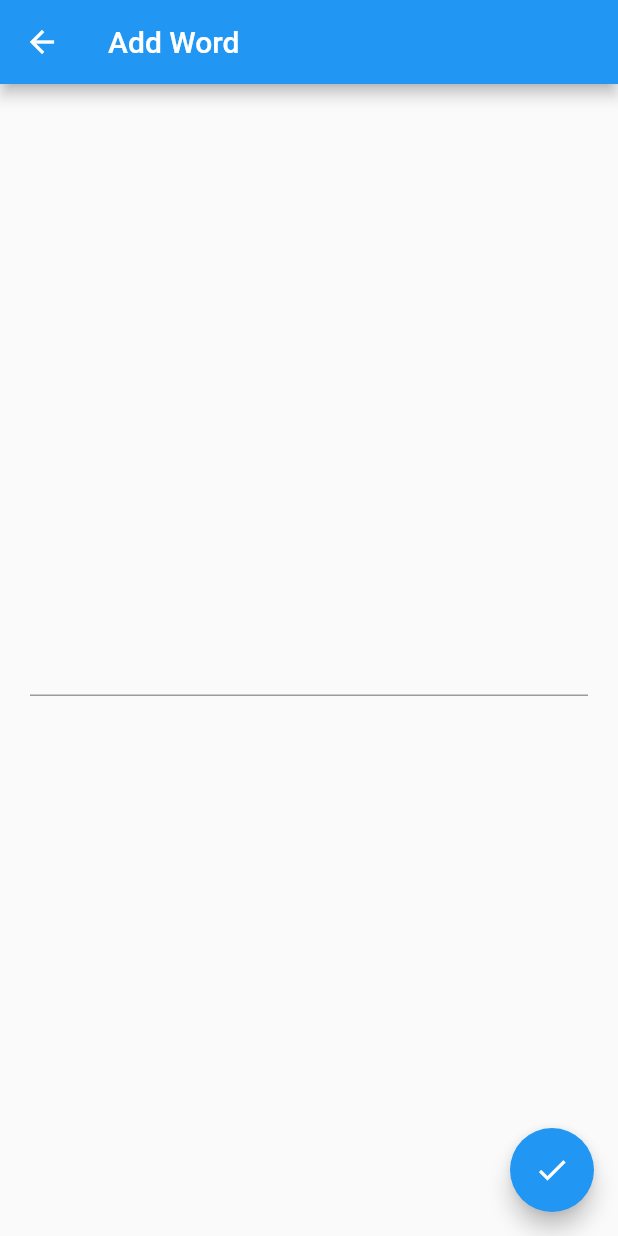
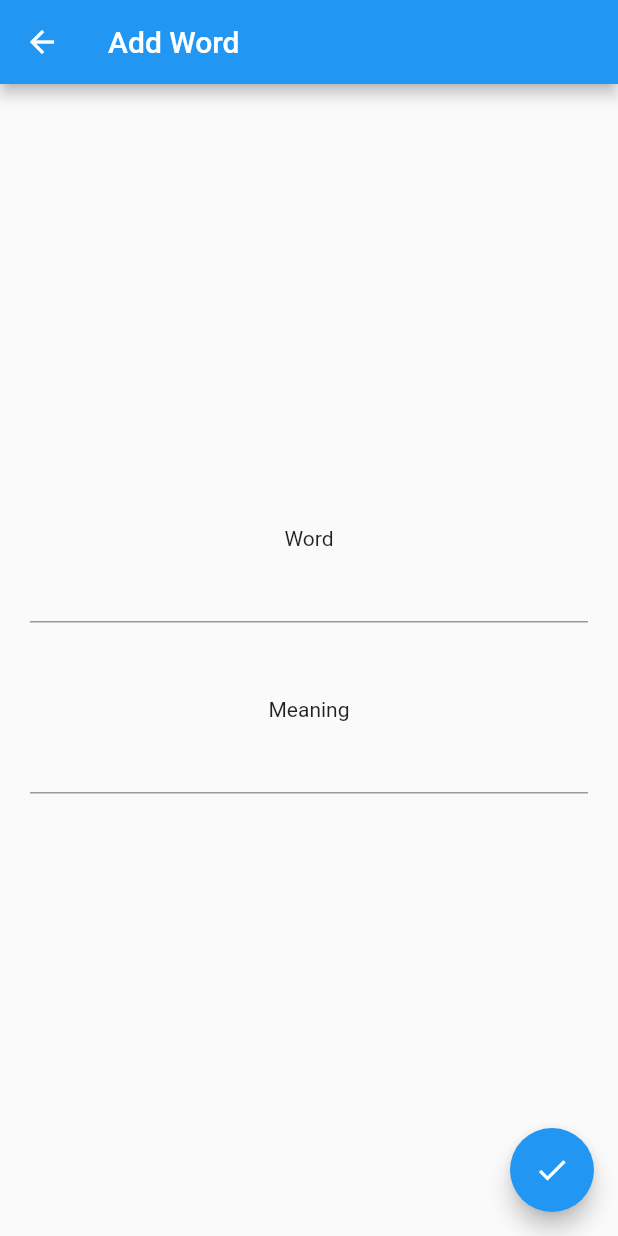
Before and after one commit to gupnik/word_collector, a Flutter app: the screen it shows after launch, after a tap on the "add" icon, on a phone screen of 412 x 824 dp. Run offline on Flutter 3.47's test engine with Material 2 defaults, Android fonts, the phone set to English and light mode, and no system bars.

Commit message:
Adds meaning

```diff
--- a/lib/add_word.dart
+++ b/lib/add_word.dart
@@ -1,7 +1,10 @@
 import 'package:flutter/material.dart';
+import 'package:word_collector/models/word.dart';
 
 class WCAddWordPage extends StatelessWidget {
   final _wordNameController = TextEditingController();
+
+  final _wordMeaningController = TextEditingController();
 
   @override
   Widget build(BuildContext context) {
@@ -12,13 +15,25 @@ class WCAddWordPage extends StatelessWidget {
         body: Center(
             child: Padding(
                 padding: EdgeInsets.all(20),
-                child: TextField(
-                    controller: _wordNameController,
-                    onChanged: (value) => {}))),
+                child: Column(
+                    mainAxisAlignment: MainAxisAlignment.center,
+                    children: [
+                      Text("Word"),
+                      TextField(
+                          controller: _wordNameController,
+                          onChanged: (value) => {}),
+                      SizedBox(height: 50),
+                      Text("Meaning"),
+                      TextField(
+                          controller: _wordMeaningController,
+                          onChanged: (value) => {})
+                    ]))),
         floatingActionButton: FloatingActionButton(
           onPressed: () {
             if (_wordNameController.text.isNotEmpty) {
-              Navigator.pop(context, _wordNameController.text);
+              final word = WCWord(_wordNameController.text,
+                  meaning: _wordMeaningController.text);
+              Navigator.pop(context, word);
             }
           },
           tooltip: 'Done',
--- a/lib/main.dart
+++ b/lib/main.dart
@@ -1,5 +1,6 @@
 import 'package:flutter/material.dart';
 import 'package:word_collector/add_word.dart';
+import 'package:word_collector/models/word.dart';
 import 'package:word_collector/word_list.dart';
 
 void main() {
@@ -25,7 +26,7 @@ class WCHomePage extends StatefulWidget {
 }
 
 class _WCHomePageState extends State<WCHomePage> {
-  final List<String> _words = [];
+  final List<WCWord> _words = [];
 
   @override
   Widget build(BuildContext context) {
@@ -55,6 +56,6 @@ class _WCHomePageState extends State<WCHomePage> {
 
     ScaffoldMessenger.of(context)
       ..removeCurrentSnackBar()
-      ..showSnackBar(SnackBar(content: Text('Added $word')));
+      ..showSnackBar(SnackBar(content: Text('Added ${word.name}')));
   }
 }
--- /dev/null
+++ b/lib/models/word.dart
@@ -0,0 +1,6 @@
+class WCWord {
+  final String name;
+  final String meaning;
+
+  WCWord(this.name, {this.meaning = ""});
+}
--- a/lib/word_list.dart
+++ b/lib/word_list.dart
@@ -1,7 +1,8 @@
 import 'package:flutter/material.dart';
+import 'package:word_collector/models/word.dart';
 
 class WCWordList extends StatelessWidget {
-  final List<String> _words;
+  final List<WCWord> _words;
 
   WCWordList(this._words) : super();
 
@@ -12,7 +13,8 @@ class WCWordList extends StatelessWidget {
         itemBuilder: (context, index) {
           final word = _words[index];
 
-          return ListTile(title: Text('$word'));
+          return ListTile(
+              title: Text('${word.name}'), subtitle: Text('${word.meaning}'));
         });
   }
 }
```
